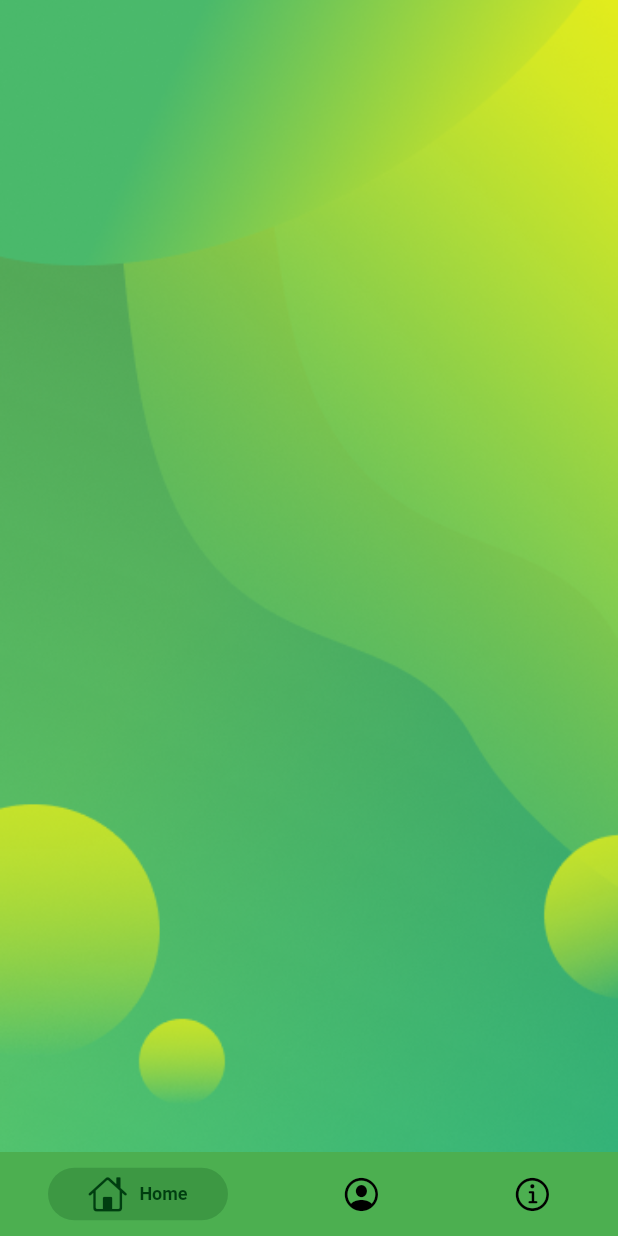
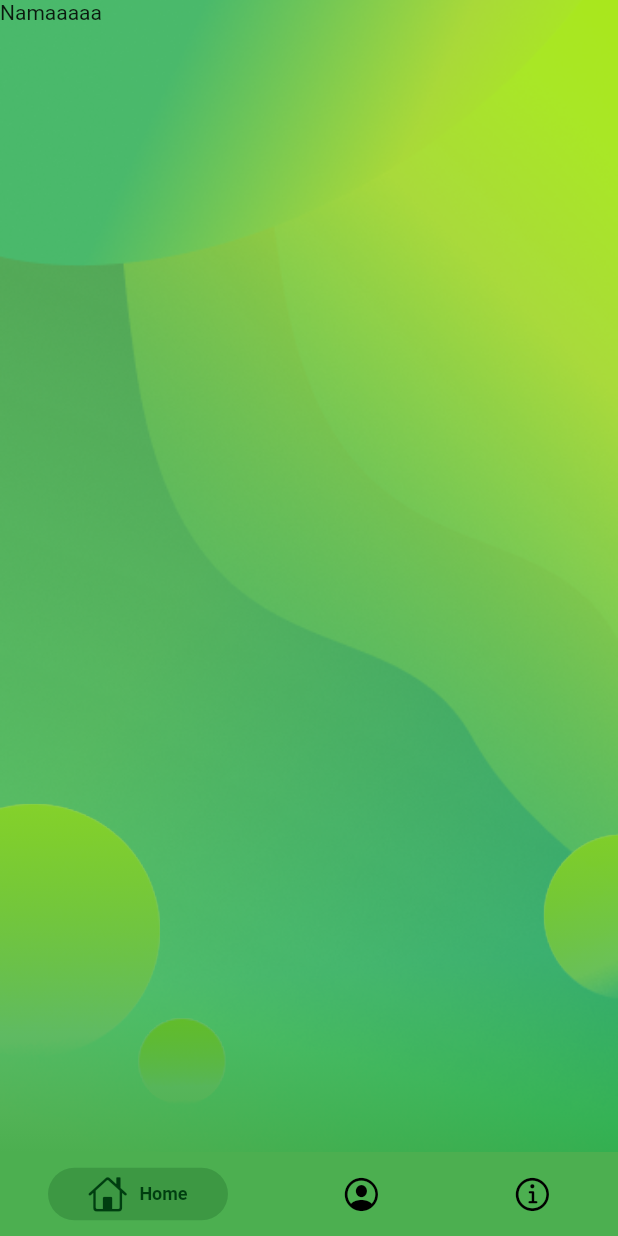
Before and after one commit to cahyawibawa12/sidumita-flutter, a Flutter app: the screen it shows after launch, on a phone screen of 412 x 824 dp. Run offline on Flutter 3.47's test engine with Material 2 defaults, Android fonts, the phone set to English and light mode, and no system bars; drawn by our look-alikes of persistent_bottom_nav_bar; our stand-ins replace get.

Commit message:
revisi background

```diff
--- a/lib/Page/LandingPage.dart
+++ b/lib/Page/LandingPage.dart
@@ -1,6 +1,6 @@
 import 'package:flutter/material.dart';
 
-import 'package:get/get.dart';
+import 'package:posyandu/widget/widgets.dart';
 
 class LandingPage extends StatefulWidget {
   const LandingPage({super.key});
@@ -12,20 +12,19 @@ class LandingPage extends StatefulWidget {
 class _LandingPageState extends State<LandingPage> {
   @override
   Widget build(BuildContext context) {
-    return Scaffold(
-      body: Stack(
-        children: [
-          Container(
-            width: Get.width,
-            height: Get.height,
-            decoration: BoxDecoration(
-                image: DecorationImage(
-              fit: BoxFit.cover,
-              image: AssetImage("assets/images/bg2.png"),
-            )),
-          )
-        ],
-      ),
+    return Stack(
+      children: [
+        BackgroundImage(),
+        Scaffold(
+          backgroundColor: Colors.transparent,
+          body: SafeArea(
+              child: Column(
+            crossAxisAlignment: CrossAxisAlignment.stretch,
+            // mainAxisAlignment: MainAxisAlignment.center,
+            children: [Text("Namaaaaa")],
+          )),
+        )
+      ],
     );
   }
 }
--- /dev/null
+++ b/lib/widget/BackgroundImage.dart
@@ -0,0 +1,27 @@
+import 'package:flutter/material.dart';
+
+class BackgroundImage extends StatelessWidget {
+  const BackgroundImage({
+    Key? key,
+  }) : super(key: key);
+
+  @override
+  Widget build(BuildContext context) {
+    return ShaderMask(
+      shaderCallback: (bounds) => LinearGradient(
+        colors: [Colors.green, Color.fromARGB(255, 169, 231, 171)],
+        begin: Alignment.bottomCenter,
+        end: Alignment.center,
+      ).createShader(bounds),
+      blendMode: BlendMode.darken,
+      child: Container(
+        decoration: BoxDecoration(
+          image: DecorationImage(
+            image: AssetImage('assets/images/bg2.png'),
+            fit: BoxFit.cover,
+          ),
+        ),
+      ),
+    );
+  }
+}
--- /dev/null
+++ b/lib/widget/widgets.dart
@@ -0,0 +1 @@
+export 'BackgroundImage.dart';
```
Also changed, not shown: lib/Page/AboutPage.dart (+9 -14 lines), lib/Page/LoginPage.dart (+9 -18 lines).
